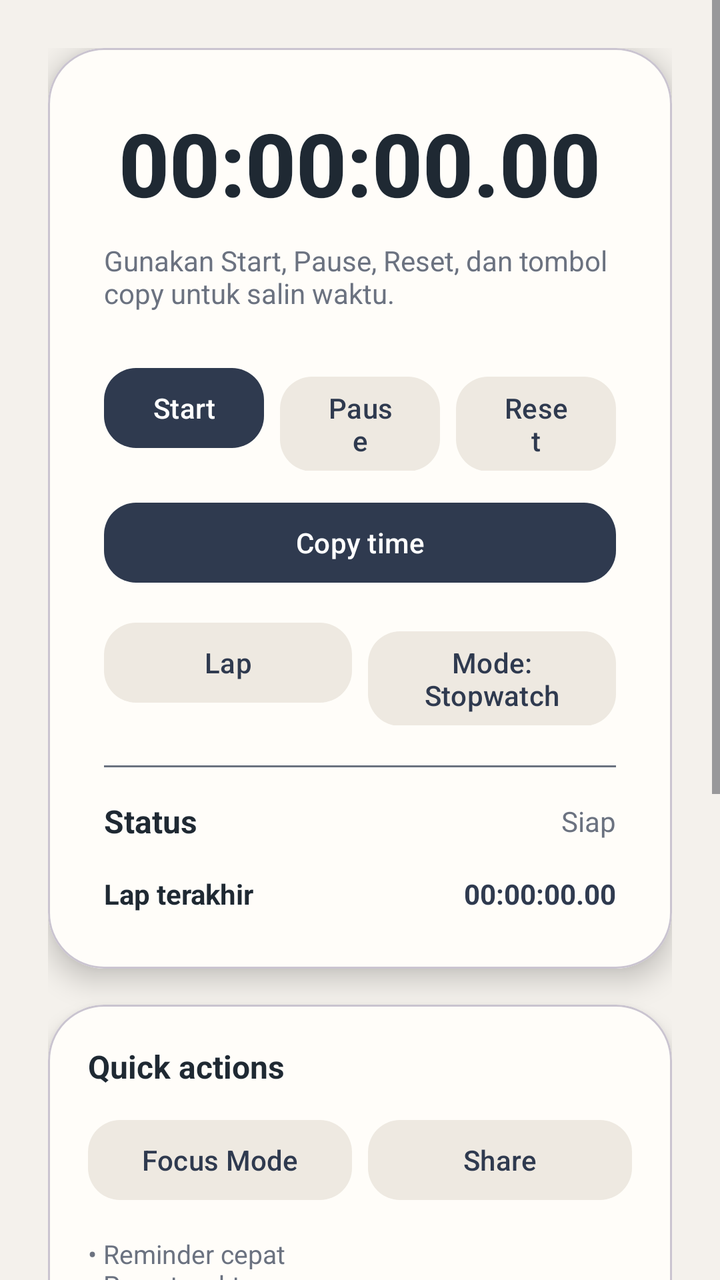
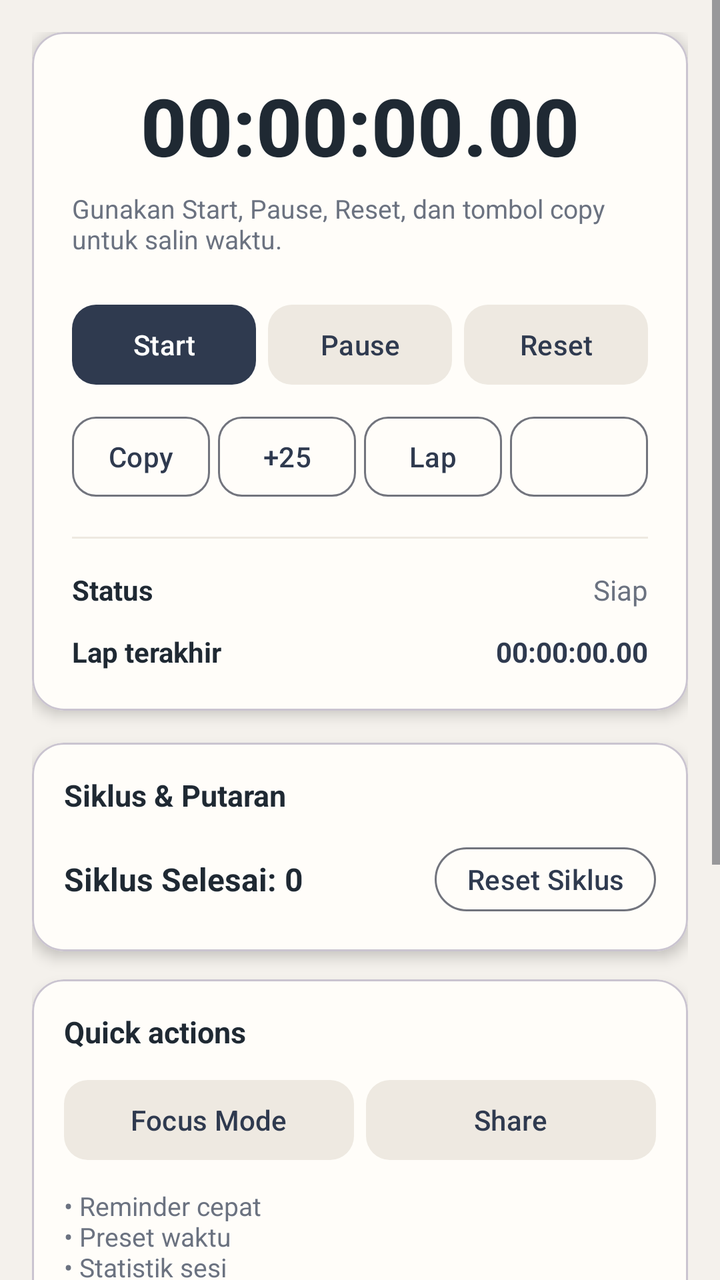

The first picture is an Android layout as it rendered before a commit; the second is the same layout after the commit. The layout source and the unified diff follow.
<!-- AndroidManifest.xml: application theme Theme.App -->
<!-- res/layout/fragment_timer.xml -->
<ScrollView xmlns:android="http://schemas.android.com/apk/res/android"
    xmlns:app="http://schemas.android.com/apk/res-auto"
    android:layout_width="match_parent"
    android:layout_height="match_parent"
    android:fillViewport="true"
    android:background="@color/surface_bg">

    <LinearLayout
        android:layout_width="match_parent"
        android:layout_height="wrap_content"
        android:gravity="center"
        android:orientation="vertical"
        android:padding="24dp">

        <com.google.android.material.card.MaterialCardView
            android:layout_width="match_parent"
            android:layout_height="wrap_content"
            app:cardBackgroundColor="@color/card_bg"
            app:cardCornerRadius="28dp"
            app:cardElevation="8dp">

            <LinearLayout
                android:layout_width="match_parent"
                android:layout_height="wrap_content"
                android:gravity="center"
                android:orientation="vertical"
                android:padding="28dp">

                <TextView
                    android:id="@+id/timer_display"
                    android:layout_width="wrap_content"
                    android:layout_height="wrap_content"
                    android:fontFamily="sans-serif-medium"
                    android:text="@string/timer_initial"
                    android:textAlignment="center"
                    android:textColor="@color/text_main"
                    android:textSize="44sp"
                    android:textStyle="bold" />

                <TextView
                    android:id="@+id/timer_hint"
                    android:layout_width="wrap_content"
                    android:layout_height="wrap_content"
                    android:layout_marginTop="10dp"
                    android:layout_marginBottom="24dp"
                    android:text="@string/timer_hint"
                    android:textAlignment="center"
                    android:textColor="@color/text_muted"
                    android:textSize="14sp" />

                <LinearLayout
                    android:layout_width="match_parent"
                    android:layout_height="wrap_content"
                    android:orientation="horizontal">

                    <com.google.android.material.button.MaterialButton
                        android:id="@+id/btn_start"
                        android:layout_width="0dp"
                        android:layout_height="wrap_content"
                        android:layout_marginEnd="8dp"
                        android:layout_weight="1"
                        android:text="@string/timer_start"
                        android:textColor="@color/on_primary"
                        app:backgroundTint="@color/primary"
                        app:cornerRadius="16dp" />

                    <com.google.android.material.button.MaterialButton
                        android:id="@+id/btn_pause"
                        android:layout_width="0dp"
                        android:layout_height="wrap_content"
                        android:layout_marginEnd="8dp"
                        android:layout_weight="1"
                        android:text="@string/timer_pause"
                        android:textColor="@color/primary"
                        app:backgroundTint="@color/accent_soft"
                        app:cornerRadius="16dp" />

                    <com.google.android.material.button.MaterialButton
                        android:id="@+id/btn_reset"
                        android:layout_width="0dp"
                        android:layout_height="wrap_content"
                        android:layout_weight="1"
                        android:text="@string/timer_reset"
                        android:textColor="@color/primary"
                        app:backgroundTint="@color/accent_soft"
                        app:cornerRadius="16dp" />
                </LinearLayout>

                <com.google.android.material.button.MaterialButton
                    android:id="@+id/btn_copy"
                    android:layout_width="match_parent"
                    android:layout_height="wrap_content"
                    android:layout_marginTop="12dp"
                    android:text="@string/timer_copy"
                    android:textColor="@color/on_primary"
                    app:backgroundTint="@color/primary"
                    app:cornerRadius="16dp" />

                <LinearLayout
                    android:layout_width="match_parent"
                    android:layout_height="wrap_content"
                    android:layout_marginTop="12dp"
                    android:orientation="horizontal">

                    <com.google.android.material.button.MaterialButton
                        android:id="@+id/btn_lap"
                        android:layout_width="0dp"
                        android:layout_height="wrap_content"
                        android:layout_marginEnd="8dp"
                        android:layout_weight="1"
                        android:text="@string/timer_lap"
                        android:textColor="@color/primary"
                        app:backgroundTint="@color/accent_soft"
                        app:cornerRadius="16dp" />

                    <com.google.android.material.button.MaterialButton
                        android:id="@+id/btn_countdown"
                        android:layout_width="0dp"
                        android:layout_height="wrap_content"
                        android:layout_weight="1"
                        android:text="@string/mode_stopwatch"
                        android:textColor="@color/primary"
                        app:backgroundTint="@color/accent_soft"
                        app:cornerRadius="16dp" />
                </LinearLayout>

                <LinearLayout
                    android:id="@+id/target_row"
                    android:layout_width="match_parent"
                    android:layout_height="wrap_content"
                    android:layout_marginTop="12dp"
                    android:gravity="center_vertical"
                    android:orientation="horizontal"
                    android:visibility="gone">

                    <com.google.android.material.button.MaterialButton
                        android:id="@+id/btn_minus"
                        android:layout_width="48dp"
                        android:layout_height="48dp"
                        android:text="−"
                        android:textColor="@color/primary"
                        android:textSize="18sp"
                        app:backgroundTint="@color/accent_soft"
                        app:cornerRadius="24dp" />

                    <TextView
                        android:id="@+id/target_label"
                        android:layout_width="0dp"
                        android:layout_height="wrap_content"
                        android:layout_marginHorizontal="12dp"
                        android:layout_weight="1"
                        android:gravity="center"
                        android:text="Target: 1:00"
                        android:textColor="@color/text_main"
                        android:textSize="15sp"
                        android:textStyle="bold" />

                    <com.google.android.material.button.MaterialButton
                        android:id="@+id/btn_plus"
                        android:layout_width="48dp"
                        android:layout_height="48dp"
                        android:text="+"
                        android:textColor="@color/primary"
                        android:textSize="18sp"
                        app:backgroundTint="@color/accent_soft"
                        app:cornerRadius="24dp" />
                </LinearLayout>

                <View
                    android:layout_width="match_parent"
                    android:layout_height="1dp"
                    android:layout_marginTop="20dp"
                    android:layout_marginBottom="16dp"
                    android:background="@color/text_muted" />

                <LinearLayout
                    android:layout_width="match_parent"
                    android:layout_height="wrap_content"
                    android:gravity="center_vertical"
                    android:orientation="horizontal">

                    <TextView
                        android:layout_width="0dp"
                        android:layout_height="wrap_content"
                        android:layout_weight="1"
                        android:text="@string/timer_status_label"
                        android:textColor="@color/text_main"
                        android:textStyle="bold"
                        android:textSize="16sp" />

                    <TextView
                        android:id="@+id/timer_status"
                        android:layout_width="wrap_content"
                        android:layout_height="wrap_content"
                        android:text="@string/timer_ready"
                        android:textColor="@color/text_muted"
                        android:textSize="14sp" />
                </LinearLayout>

                <ProgressBar
                    android:id="@+id/timer_progress"
                    style="?android:attr/progressBarStyleHorizontal"
                    android:layout_width="match_parent"
                    android:layout_height="wrap_content"
                    android:layout_marginTop="10dp"
                    android:max="100"
                    android:progress="0"
                    android:visibility="gone" />

                <LinearLayout
                    android:layout_width="match_parent"
                    android:layout_height="wrap_content"
                    android:layout_marginTop="16dp"
                    android:orientation="horizontal">

                    <TextView
                        android:layout_width="0dp"
                        android:layout_height="wrap_content"
                        android:layout_weight="1"
                        android:text="@string/timer_last_lap_label"
                        android:textColor="@color/text_main"
                        android:textStyle="bold"
                        android:textSize="14sp" />

                    <TextView
                        android:id="@+id/timer_last_lap"
                        android:layout_width="wrap_content"
                        android:layout_height="wrap_content"
                        android:text="@string/timer_initial"
                        android:textColor="@color/primary"
                        android:textStyle="bold"
                        android:textSize="14sp" />
                </LinearLayout>

                <TextView
                    android:id="@+id/lap_list"
                    android:layout_width="match_parent"
                    android:layout_height="wrap_content"
                    android:layout_marginTop="8dp"
                    android:background="@drawable/bg_button_soft"
                    android:padding="14dp"
                    android:text="@string/no_laps"
                    android:textColor="@color/text_main"
                    android:textSize="13sp"
                    android:visibility="gone" />
            </LinearLayout>
        </com.google.android.material.card.MaterialCardView>

        <com.google.android.material.card.MaterialCardView
            android:layout_width="match_parent"
            android:layout_height="wrap_content"
            android:layout_marginTop="18dp"
            app:cardBackgroundColor="@color/card_bg"
            app:cardCornerRadius="28dp"
            app:cardElevation="6dp">

            <LinearLayout
                android:layout_width="match_parent"
                android:layout_height="wrap_content"
                android:orientation="vertical"
                android:padding="20dp">

                <TextView
                    android:layout_width="wrap_content"
                    android:layout_height="wrap_content"
                    android:text="Quick actions"
                    android:textColor="@color/text_main"
                    android:textStyle="bold"
                    android:textSize="16sp" />

                <LinearLayout
                    android:layout_width="match_parent"
                    android:layout_height="wrap_content"
                    android:layout_marginTop="12dp"
                    android:orientation="horizontal">

                    <com.google.android.material.button.MaterialButton
                        android:id="@+id/btn_focus_mode"
                        android:layout_width="0dp"
                        android:layout_height="wrap_content"
                        android:layout_marginEnd="8dp"
                        android:layout_weight="1"
                        android:text="@string/btn_focus_mode"
                        android:textColor="@color/primary"
                        app:backgroundTint="@color/accent_soft"
                        app:cornerRadius="16dp" />

                    <com.google.android.material.button.MaterialButton
                        android:id="@+id/btn_share"
                        android:layout_width="0dp"
                        android:layout_height="wrap_content"
                        android:layout_weight="1"
                        android:text="@string/btn_share"
                        android:textColor="@color/primary"
                        app:backgroundTint="@color/accent_soft"
                        app:cornerRadius="16dp" />
                </LinearLayout>

                <TextView
                    android:layout_width="match_parent"
                    android:layout_height="wrap_content"
                    android:layout_marginTop="14dp"
                    android:text="• Reminder cepat\n• Preset waktu\n• Statistik sesi"
                    android:textColor="@color/text_muted"
                    android:textSize="13sp" />
            </LinearLayout>
        </com.google.android.material.card.MaterialCardView>

        
        <com.google.android.material.card.MaterialCardView
            android:layout_width="match_parent"
            android:layout_height="wrap_content"
            android:layout_marginTop="18dp"
            app:cardBackgroundColor="@color/card_bg"
            app:cardCornerRadius="28dp"
            app:cardElevation="6dp">

            <LinearLayout
                android:layout_width="match_parent"
                android:layout_height="wrap_content"
                android:orientation="vertical"
                android:padding="20dp">

                <TextView
                    android:layout_width="wrap_content"
                    android:layout_height="wrap_content"
                    android:text="Total Durasi"
                    android:textColor="@color/text_main"
                    android:textStyle="bold"
                    android:textSize="16sp" />

                <LinearLayout
                    android:layout_width="match_parent"
                    android:layout_height="wrap_content"
                    android:layout_marginTop="16dp"
                    android:orientation="horizontal">

                    <LinearLayout
                        android:layout_width="0dp"
                        android:layout_height="wrap_content"
                        android:layout_weight="1"
                        android:gravity="center"
                        android:orientation="vertical">

                        <TextView
                            android:layout_width="wrap_content"
                            android:layout_height="wrap_content"
                            android:text="Hari ini"
                            android:textColor="@color/text_muted"
                            android:textSize="13sp" />

                        <TextView
                            android:id="@+id/stat_today"
                            android:layout_width="wrap_content"
                            android:layout_height="wrap_content"
                            android:layout_marginTop="4dp"
                            android:text="00:00:00"
                            android:textColor="@color/primary"
                            android:textSize="18sp"
                            android:textStyle="bold" />
                    </LinearLayout>

                    <LinearLayout
                        android:layout_width="0dp"
                        android:layout_height="wrap_content"
                        android:layout_weight="1"
                        android:gravity="center"
                        android:orientation="vertical">

                        <TextView
                            android:layout_width="wrap_content"
                            android:layout_height="wrap_content"
                            android:text="Minggu ini"
                            android:textColor="@color/text_muted"
                            android:textSize="13sp" />

                        <TextView
                            android:id="@+id/stat_week"
                            android:layout_width="wrap_content"
                            android:layout_height="wrap_content"
                            android:layout_marginTop="4dp"
                            android:text="00:00:00"
                            android:textColor="@color/primary"
                            android:textSize="18sp"
                            android:textStyle="bold" />
                    </LinearLayout>

                    <LinearLayout
                        android:layout_width="0dp"
                        android:layout_height="wrap_content"
                        android:layout_weight="1"
                        android:gravity="center"
                        android:orientation="vertical">

                        <TextView
                            android:layout_width="wrap_content"
                            android:layout_height="wrap_content"
                            android:text="Bulan ini"
                            android:textColor="@color/text_muted"
                            android:textSize="13sp" />

                        <TextView
                            android:id="@+id/stat_month"
                            android:layout_width="wrap_content"
                            android:layout_height="wrap_content"
                            android:layout_marginTop="4dp"
                            android:text="00:00:00"
                            android:textColor="@color/primary"
                            android:textSize="18sp"
                            android:textStyle="bold" />
                    </LinearLayout>
                </LinearLayout>

                <com.nx.timer.DurationBarChart
                    android:id="@+id/duration_chart"
                    android:layout_width="match_parent"
                    android:layout_height="160dp"
                    android:layout_marginTop="20dp" />
            </LinearLayout>
        </com.google.android.material.card.MaterialCardView>
    </LinearLayout>
</ScrollView>
<!-- resources referenced by this layout -->
<resources>
  <color name="accent_soft">#EEE9E1</color>
  <color name="card_bg">#FFFDF9</color>
  <color name="on_primary">#FFFFFFFF</color>
  <color name="primary">#2F3A4F</color>
  <color name="surface_bg">#F4F1EC</color>
  <color name="text_main">#1F2933</color>
  <color name="text_muted">#6B7280</color>
  <!-- drawable bg_button_soft (drawable) -->
  <?xml version="1.0" encoding="utf-8"?>
  <shape xmlns:android="http://schemas.android.com/apk/res/android" android:shape="rectangle">
      <solid android:color="@color/accent_soft" />
      <corners android:radius="16dp" />
  </shape>
  <string name="btn_focus_mode">Focus Mode</string>
  <string name="btn_share">Share</string>
  <string name="mode_stopwatch">Mode: Stopwatch</string>
  <string name="no_laps">Belum ada lap</string>
  <string name="timer_copy">Copy time</string>
  <string name="timer_hint">Gunakan Start, Pause, Reset, dan tombol copy untuk salin waktu.</string>
  <string name="timer_initial">00:00:00.00</string>
  <string name="timer_lap">Lap</string>
  <string name="timer_last_lap_label">Lap terakhir</string>
  <string name="timer_pause">Pause</string>
  <string name="timer_ready">Siap</string>
  <string name="timer_reset">Reset</string>
  <string name="timer_start">Start</string>
  <string name="timer_status_label">Status</string>
  <style name="Theme.App" parent="Theme.Material3.DynamicColors.DayNight.NoActionBar">
          <item name="colorPrimary">@color/primary</item>
          <item name="colorOnPrimary">@color/on_primary</item>
      </style>
</resources>

<!-- the commit's change to res/layout/fragment_timer.xml (unified diff, before → after) -->
@@ -8,23 +8,24 @@
     <LinearLayout
         android:layout_width="match_parent"
         android:layout_height="wrap_content"
-        android:gravity="center"
+        android:gravity="center_horizontal"
         android:orientation="vertical"
-        android:padding="24dp">
-
+        android:padding="16dp">
+
+        
         <com.google.android.material.card.MaterialCardView
             android:layout_width="match_parent"
             android:layout_height="wrap_content"
             app:cardBackgroundColor="@color/card_bg"
-            app:cardCornerRadius="28dp"
-            app:cardElevation="8dp">
+            app:cardCornerRadius="16dp"
+            app:cardElevation="4dp">
 
             <LinearLayout
                 android:layout_width="match_parent"
                 android:layout_height="wrap_content"
                 android:gravity="center"
                 android:orientation="vertical"
-                android:padding="28dp">
+                android:padding="20dp">
 
                 <TextView
                     android:id="@+id/timer_display"
@@ -34,20 +35,21 @@
                     android:text="@string/timer_initial"
                     android:textAlignment="center"
                     android:textColor="@color/text_main"
-                    android:textSize="44sp"
+                    android:textSize="40sp"
                     android:textStyle="bold" />
 
                 <TextView
                     android:id="@+id/timer_hint"
                     android:layout_width="wrap_content"
                     android:layout_height="wrap_content"
-                    android:layout_marginTop="10dp"
-                    android:layout_marginBottom="24dp"
+                    android:layout_marginTop="6dp"
+                    android:layout_marginBottom="20dp"
                     android:text="@string/timer_hint"
                     android:textAlignment="center"
                     android:textColor="@color/text_muted"
-                    android:textSize="14sp" />
-
+                    android:textSize="13sp" />
+
+                
                 <LinearLayout
                     android:layout_width="match_parent"
                     android:layout_height="wrap_content"
@@ -57,23 +59,23 @@
                         android:id="@+id/btn_start"
                         android:layout_width="0dp"
                         android:layout_height="wrap_content"
-                        android:layout_marginEnd="8dp"
+                        android:layout_marginEnd="6dp"
                         android:layout_weight="1"
                         android:text="@string/timer_start"
                         android:textColor="@color/on_primary"
                         app:backgroundTint="@color/primary"
-                        app:cornerRadius="16dp" />
+                        app:cornerRadius="12dp" />
 
                     <com.google.android.material.button.MaterialButton
                         android:id="@+id/btn_pause"
                         android:layout_width="0dp"
                         android:layout_height="wrap_content"
-                        android:layout_marginEnd="8dp"
+                        android:layout_marginEnd="6dp"
                         android:layout_weight="1"
                         android:text="@string/timer_pause"
                         android:textColor="@color/primary"
                         app:backgroundTint="@color/accent_soft"
-                        app:cornerRadius="16dp" />
+                        app:cornerRadius="12dp" />
 
                     <com.google.android.material.button.MaterialButton
                         android:id="@+id/btn_reset"
@@ -83,47 +85,65 @@
                         android:text="@string/timer_reset"
                         android:textColor="@color/primary"
                         app:backgroundTint="@color/accent_soft"
-                        app:cornerRadius="16dp" />
-                </LinearLayout>
-
-                <com.google.android.material.button.MaterialButton
-                    android:id="@+id/btn_copy"
-                    android:layout_width="match_parent"
-                    android:layout_height="wrap_content"
-                    android:layout_marginTop="12dp"
-                    android:text="@string/timer_copy"
-                    android:textColor="@color/on_primary"
-                    app:backgroundTint="@color/primary"
-                    app:cornerRadius="16dp" />
-
-                <LinearLayout
-                    android:layout_width="match_parent"
-                    android:layout_height="wrap_content"
-                    android:layout_marginTop="12dp"
-                    android:orientation="horizontal">
+                        app:cornerRadius="12dp" />
+                </LinearLayout>
+
+                
+                <LinearLayout
+                    android:layout_width="match_parent"
+                    android:layout_height="wrap_content"
+                    android:layout_marginTop="8dp"
+                    android:orientation="horizontal">
+
+                    <com.google.android.material.button.MaterialButton
+                        android:id="@+id/btn_copy"
+                        style="@style/Widget.Material3.Button.OutlinedButton"
+                        android:layout_width="0dp"
+                        android:layout_height="wrap_content"
+                        android:layout_marginEnd="4dp"
+                        android:layout_weight="1"
+                        android:paddingHorizontal="4dp"
+                        android:text="Copy"
+                        android:textColor="@color/primary"
+                        app:cornerRadius="12dp" />
+
+                    <com.google.android.material.button.MaterialButton
+                        android:id="@+id/btn_pomodoro"
+                        style="@style/Widget.Material3.Button.OutlinedButton"
+                        android:layout_width="0dp"
+                        android:layout_height="wrap_content"
+                        android:layout_marginEnd="4dp"
+                        android:layout_weight="1"
+                        android:paddingHorizontal="4dp"
+                        android:text="+25"
+                        android:textColor="@color/primary"
+                        app:cornerRadius="12dp" />
 
                     <com.google.android.material.button.MaterialButton
                         android:id="@+id/btn_lap"
-                        android:layout_width="0dp"
-                        android:layout_height="wrap_content"
-                        android:layout_marginEnd="8dp"
-                        android:layout_weight="1"
-                        android:text="@string/timer_lap"
-                        android:textColor="@color/primary"
-                        app:backgroundTint="@color/accent_soft"
-                        app:cornerRadius="16dp" />
+                        style="@style/Widget.Material3.Button.OutlinedButton"
+                        android:layout_width="0dp"
+                        android:layout_height="wrap_content"
+                        android:layout_marginEnd="4dp"
+                        android:layout_weight="1"
+                        android:paddingHorizontal="4dp"
+                        android:text="Lap"
+                        android:textColor="@color/primary"
+                        app:cornerRadius="12dp" />
 
                     <com.google.android.material.button.MaterialButton
                         android:id="@+id/btn_countdown"
-                        android:layout_width="0dp"
-                        android:layout_height="wrap_content"
-                        android:layout_weight="1"
-                        android:text="@string/mode_stopwatch"
-                        android:textColor="@color/primary"
-                        app:backgroundTint="@color/accent_soft"
-                        app:cornerRadius="16dp" />
-                </LinearLayout>
-
+                        style="@style/Widget.Material3.Button.OutlinedButton"
+                        android:layout_width="0dp"
+                        android:layout_height="wrap_content"
+                        android:layout_weight="1"
+                        android:paddingHorizontal="4dp"
+                        android:text=""
+                        android:textColor="@color/primary"
+                        app:cornerRadius="12dp" />
+                </LinearLayout>
+
+                
                 <LinearLayout
                     android:id="@+id/target_row"
                     android:layout_width="match_parent"
@@ -135,13 +155,13 @@
 
                     <com.google.android.material.button.MaterialButton
                         android:id="@+id/btn_minus"
-                        android:layout_width="48dp"
-                        android:layout_height="48dp"
+                        android:layout_width="44dp"
+                        android:layout_height="44dp"
                         android:text="−"
                         android:textColor="@color/primary"
                         android:textSize="18sp"
                         app:backgroundTint="@color/accent_soft"
-                        app:cornerRadius="24dp" />
+                        app:cornerRadius="22dp" />
 
                     <TextView
                         android:id="@+id/target_label"
@@ -152,27 +172,28 @@
                         android:gravity="center"
                         android:text="Target: 1:00"
                         android:textColor="@color/text_main"
-                        android:textSize="15sp"
+                        android:textSize="14sp"
                         android:textStyle="bold" />
 
                     <com.google.android.material.button.MaterialButton
                         android:id="@+id/btn_plus"
-                        android:layout_width="48dp"
-                        android:layout_height="48dp"
+                        android:layout_width="44dp"
+                        android:layout_height="44dp"
                         android:text="+"
                         android:textColor="@color/primary"
                         android:textSize="18sp"
                         app:backgroundTint="@color/accent_soft"
-                        app:cornerRadius="24dp" />
+                        app:cornerRadius="22dp" />
                 </LinearLayout>
 
                 <View
                     android:layout_width="match_parent"
                     android:layout_height="1dp"
-                    android:layout_marginTop="20dp"
+                    android:layout_marginTop="16dp"
                     android:layout_marginBottom="16dp"
-                    android:background="@color/text_muted" />
-
+                    android:background="@color/accent_soft" />
+
+                
                 <LinearLayout
                     android:layout_width="match_parent"
                     android:layout_height="wrap_content"
@@ -185,8 +206,8 @@
                         android:layout_weight="1"
                         android:text="@string/timer_status_label"
                         android:textColor="@color/text_main"
-                        android:textStyle="bold"
-                        android:textSize="16sp" />
+                        android:textSize="14sp"
+                        android:textStyle="bold" />
 
                     <TextView
                         android:id="@+id/timer_status"
@@ -201,16 +222,17 @@
                     android:id="@+id/timer_progress"
                     style="?android:attr/progressBarStyleHorizontal"
                     android:layout_width="match_parent"
-                    android:layout_height="wrap_content"
+                    android:layout_height="6dp"
                     android:layout_marginTop="10dp"
                     android:max="100"
                     android:progress="0"
                     android:visibility="gone" />
 
-                <LinearLayout
-                    android:layout_width="match_parent"
-                    android:layout_height="wrap_content"
-                    android:layout_marginTop="16dp"
+                
+                <LinearLayout
+                    android:layout_width="match_parent"
+                    android:layout_height="wrap_content"
+                    android:layout_marginTop="12dp"
                     android:orientation="horizontal">
 
                     <TextView
@@ -219,8 +241,8 @@
                         android:layout_weight="1"
                         android:text="@string/timer_last_lap_label"
                         android:textColor="@color/text_main"
-                        android:textStyle="bold"
-                        android:textSize="14sp" />
+                        android:textSize="14sp"
+                        android:textStyle="bold" />
 
                     <TextView
                         android:id="@+id/timer_last_lap"
@@ -228,17 +250,17 @@
                         android:layout_height="wrap_content"
                         android:text="@string/timer_initial"
                         android:textColor="@color/primary"
-                        android:textStyle="bold"
-                        android:textSize="14sp" />
+                        android:textSize="14sp"
+                        android:textStyle="bold" />
                 </LinearLayout>
 
                 <TextView
                     android:id="@+id/lap_list"
                     android:layout_width="match_parent"
                     android:layout_height="wrap_content"
-                    android:layout_marginTop="8dp"
+                    android:layout_marginTop="10dp"
                     android:background="@drawable/bg_button_soft"
-                    android:padding="14dp"
+                    android:padding="12dp"
                     android:text="@string/no_laps"
                     android:textColor="@color/text_main"
                     android:textSize="13sp"
@@ -246,44 +268,100 @@
             </LinearLayout>
         </com.google.android.material.card.MaterialCardView>
 
+        
         <com.google.android.material.card.MaterialCardView
+            android:id="@+id/cycle_counter_card"
             android:layout_width="match_parent"
             android:layout_height="wrap_content"
-            android:layout_marginTop="18dp"
+            android:layout_marginTop="16dp"
             app:cardBackgroundColor="@color/card_bg"
-            app:cardCornerRadius="28dp"
-            app:cardElevation="6dp">
+            app:cardCornerRadius="16dp"
+            app:cardElevation="4dp">
 
             <LinearLayout
                 android:layout_width="match_parent"
                 android:layout_height="wrap_content"
                 android:orientation="vertical"
-                android:padding="20dp">
+                android:padding="16dp">
+
+                <TextView
+                    android:layout_width="wrap_content"
+                    android:layout_height="wrap_content"
+                    android:text="@string/cycle_counter_title"
+                    android:textColor="@color/text_main"
+                    android:textSize="15sp"
+                    android:textStyle="bold" />
+
+                <LinearLayout
+                    android:layout_width="match_parent"
+                    android:layout_height="wrap_content"
+                    android:layout_marginTop="12dp"
+                    android:gravity="center_vertical"
+                    android:orientation="horizontal">
+
+                    <TextView
+                        android:id="@+id/cycle_count_display"
+                        android:layout_width="0dp"
+                        android:layout_height="wrap_content"
+                        android:layout_weight="1"
+                        android:text="Siklus Selesai: 0"
+                        android:textColor="@color/text_main"
+                        android:textSize="16sp"
+                        android:textStyle="bold" />
+
+                    <com.google.android.material.button.MaterialButton
+                        android:id="@+id/btn_cycle_reset"
+                        style="@style/Widget.Material3.Button.OutlinedButton"
+                        android:layout_width="wrap_content"
+                        android:layout_height="40dp"
+                        android:minWidth="0dp"
+                        android:paddingHorizontal="16dp"
+                        android:text="@string/cycle_reset"
+                        android:textColor="@color/primary"
+                        app:cornerRadius="20dp" />
+                </LinearLayout>
+            </LinearLayout>
+        </com.google.android.material.card.MaterialCardView>
+
+        
+        <com.google.android.material.card.MaterialCardView
+            android:layout_width="match_parent"
+            android:layout_height="wrap_content"
+            android:layout_marginTop="14dp"
+            app:cardBackgroundColor="@color/card_bg"
+            app:cardCornerRadius="16dp"
+            app:cardElevation="4dp">
+
+            <LinearLayout
+                android:layout_width="match_parent"
+                android:layout_height="wrap_content"
+                android:orientation="vertical"
+                android:padding="16dp">
 
                 <TextView
                     android:layout_width="wrap_content"
                     android:layout_height="wrap_content"
                     android:text="Quick actions"
                     android:textColor="@color/text_main"
-                    android:textStyle="bold"
-                    android:textSize="16sp" />
-
-                <LinearLayout
-                    android:layout_width="match_parent"
-                    android:layout_height="wrap_content"
-                    android:layout_marginTop="12dp"
+                    android:textSize="15sp"
+                    android:textStyle="bold" />
+
+                <LinearLayout
+                    android:layout_width="match_parent"
+                    android:layout_height="wrap_content"
+                    android:layout_marginTop="10dp"
                     android:orientation="horizontal">
 
                     <com.google.android.material.button.MaterialButton
                         android:id="@+id/btn_focus_mode"
                         android:layout_width="0dp"
                         android:layout_height="wrap_content"
-                        android:layout_marginEnd="8dp"
+                        android:layout_marginEnd="6dp"
                         android:layout_weight="1"
                         android:text="@string/btn_focus_mode"
                         android:textColor="@color/primary"
                         app:backgroundTint="@color/accent_soft"
-                        app:cornerRadius="16dp" />
+                        app:cornerRadius="12dp" />
 
                     <com.google.android.material.button.MaterialButton
                         android:id="@+id/btn_share"
@@ -293,13 +371,13 @@
                         android:text="@string/btn_share"
                         android:textColor="@color/primary"
                         app:backgroundTint="@color/accent_soft"
-                        app:cornerRadius="16dp" />
-                </LinearLayout>
-
-                <TextView
-                    android:layout_width="match_parent"
-                    android:layout_height="wrap_content"
-                    android:layout_marginTop="14dp"
+                        app:cornerRadius="12dp" />
+                </LinearLayout>
+
+                <TextView
+                    android:layout_width="match_parent"
+                    android:layout_height="wrap_content"
+                    android:layout_marginTop="10dp"
                     android:text="• Reminder cepat\n• Preset waktu\n• Statistik sesi"
                     android:textColor="@color/text_muted"
                     android:textSize="13sp" />
@@ -310,29 +388,29 @@
         <com.google.android.material.card.MaterialCardView
             android:layout_width="match_parent"
             android:layout_height="wrap_content"
-            android:layout_marginTop="18dp"
+            android:layout_marginTop="14dp"
             app:cardBackgroundColor="@color/card_bg"
-            app:cardCornerRadius="28dp"
-            app:cardElevation="6dp">
+            app:cardCornerRadius="16dp"
+            app:cardElevation="4dp">
 
             <LinearLayout
                 android:layout_width="match_parent"
                 android:layout_height="wrap_content"
                 android:orientation="vertical"
-                android:padding="20dp">
+                android:padding="16dp">
 
                 <TextView
                     android:layout_width="wrap_content"
                     android:layout_height="wrap_content"
                     android:text="Total Durasi"
                     android:textColor="@color/text_main"
-                    android:textStyle="bold"
-                    android:textSize="16sp" />
-
-                <LinearLayout
-                    android:layout_width="match_parent"
-                    android:layout_height="wrap_content"
-                    android:layout_marginTop="16dp"
+                    android:textSize="15sp"
+                    android:textStyle="bold" />
+
+                <LinearLayout
+                    android:layout_width="match_parent"
+                    android:layout_height="wrap_content"
+                    android:layout_marginTop="12dp"
                     android:orientation="horizontal">
 
                     <LinearLayout
@@ -347,16 +425,16 @@
                             android:layout_height="wrap_content"
                             android:text="Hari ini"
                             android:textColor="@color/text_muted"
-                            android:textSize="13sp" />
+                            android:textSize="12sp" />
 
                         <TextView
                             android:id="@+id/stat_today"
                             android:layout_width="wrap_content"
                             android:layout_height="wrap_content"
-                            android:layout_marginTop="4dp"
+                            android:layout_marginTop="2dp"
                             android:text="00:00:00"
                             android:textColor="@color/primary"
-                            android:textSize="18sp"
+                            android:textSize="15sp"
                             android:textStyle="bold" />
                     </LinearLayout>
 
@@ -372,16 +450,16 @@
                             android:layout_height="wrap_content"
                             android:text="Minggu ini"
                             android:textColor="@color/text_muted"
-                            android:textSize="13sp" />
+                            android:textSize="12sp" />
 
                         <TextView
                             android:id="@+id/stat_week"
                             android:layout_width="wrap_content"
                             android:layout_height="wrap_content"
-                            android:layout_marginTop="4dp"
+                            android:layout_marginTop="2dp"
                             android:text="00:00:00"
                             android:textColor="@color/primary"
-                            android:textSize="18sp"
+                            android:textSize="15sp"
                             android:textStyle="bold" />
                     </LinearLayout>
 
@@ -397,16 +475,16 @@
                             android:layout_height="wrap_content"
                             android:text="Bulan ini"
                             android:textColor="@color/text_muted"
-                            android:textSize="13sp" />
+                            android:textSize="12sp" />
 
                         <TextView
                             android:id="@+id/stat_month"
                             android:layout_width="wrap_content"
                             android:layout_height="wrap_content"
-                            android:layout_marginTop="4dp"
+                            android:layout_marginTop="2dp"
                             android:text="00:00:00"
                             android:textColor="@color/primary"
-                            android:textSize="18sp"
+                            android:textSize="15sp"
                             android:textStyle="bold" />
                     </LinearLayout>
                 </LinearLayout>
@@ -414,8 +492,8 @@
                 <com.nx.timer.DurationBarChart
                     android:id="@+id/duration_chart"
                     android:layout_width="match_parent"
-                    android:layout_height="160dp"
-                    android:layout_marginTop="20dp" />
+                    android:layout_height="140dp"
+                    android:layout_marginTop="16dp" />
             </LinearLayout>
         </com.google.android.material.card.MaterialCardView>
     </LinearLayout>
<!-- resource entries referenced after the edit -->
@@ -15,12 +15,11 @@
   </shape>
   <string name="btn_focus_mode">Focus Mode</string>
   <string name="btn_share">Share</string>
-  <string name="mode_stopwatch">Mode: Stopwatch</string>
+  <string name="cycle_counter_title">Siklus &amp; Putaran</string>
+  <string name="cycle_reset">Reset Siklus</string>
   <string name="no_laps">Belum ada lap</string>
-  <string name="timer_copy">Copy time</string>
   <string name="timer_hint">Gunakan Start, Pause, Reset, dan tombol copy untuk salin waktu.</string>
   <string name="timer_initial">00:00:00.00</string>
-  <string name="timer_lap">Lap</string>
   <string name="timer_last_lap_label">Lap terakhir</string>
   <string name="timer_pause">Pause</string>
   <string name="timer_ready">Siap</string>
